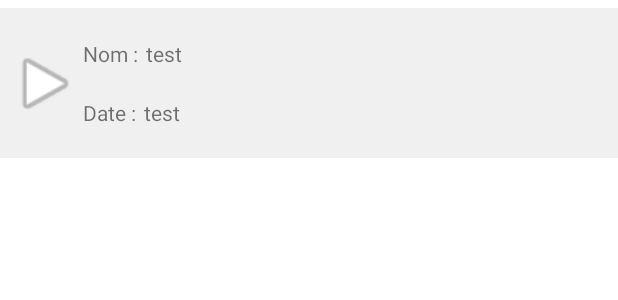
After one commit to hamzabm/rick-morty, an Android app: the layout episode_item.xml on its own in the app's theme, with its tools: preview values and no code run, on a phone screen of 412 x 824 dp. The commit adds this screen. Shown: the top 300 px of the screen. Run offline under Robolectric (Android 15) with nearby library versions, the phone set to English and light mode, and no system bars.

Commit message:
add episode list

```diff
--- a/app/src/main/java/com/uppa/rickmorty/network/Api.java
+++ b/app/src/main/java/com/uppa/rickmorty/network/Api.java
@@ -17,5 +17,5 @@ public interface Api {
         Call<Character> getInfo(@Path("idCharacter") String id);
 
         @GET("/api/characters/{idCharacter}/episodes")
-        Call<List<Episode>> getEpisodes(@Path("idCharacter") int id);
+        Call<List<Episode>> getEpisodes(@Path("idCharacter") String  id);
 }
--- a/app/src/main/java/com/uppa/rickmorty/room/dao/EpisodeDao.java
+++ b/app/src/main/java/com/uppa/rickmorty/room/dao/EpisodeDao.java
@@ -16,6 +16,10 @@ public interface EpisodeDao {
     @Query("SELECT * FROM episodes")
     List<Episode> getAll();
 
+    @Query("SELECT * FROM episodes where characterId= :id")
+    List<Episode> getAllById(String id);
+
+
     @Insert
     void insertAll(ArrayList<Episode> episodes);
 
--- /dev/null
+++ b/app/src/main/res/layout/episode_item.xml
@@ -0,0 +1,53 @@
+<?xml version="1.0" encoding="utf-8"?>
+<androidx.constraintlayout.widget.ConstraintLayout xmlns:android="http://schemas.android.com/apk/res/android"
+    android:layout_width="match_parent"
+    android:layout_height="100dp"
+    android:layout_marginTop="5dp"
+    android:background="#0F000000"
+    xmlns:app="http://schemas.android.com/apk/res-auto">
+<ImageView
+    app:layout_constraintTop_toTopOf="parent"
+    app:layout_constraintBottom_toBottomOf="parent"
+    android:id="@+id/logo"
+    android:src="@android:drawable/ic_media_play"
+    app:layout_constraintStart_toStartOf="parent"
+    android:layout_marginStart="5dp"
+    android:layout_width="50dp"
+    android:layout_height="50dp"/>
+    <TextView
+        android:layout_width="wrap_content"
+        android:id="@+id/labelname"
+        app:layout_constraintBottom_toTopOf="@id/labeldate"
+        app:layout_constraintTop_toTopOf="parent"
+        app:layout_constraintStart_toEndOf="@id/logo"
+        android:text="@string/name"
+        android:layout_height="wrap_content"/>
+    <TextView
+        android:layout_width="wrap_content"
+        app:layout_constraintTop_toBottomOf="@id/labelname"
+        app:layout_constraintStart_toEndOf="@id/logo"
+        android:id="@+id/labeldate"
+        android:text="@string/date"
+        app:layout_constraintBottom_toBottomOf="parent"
+        android:layout_height="wrap_content"/>
+    <TextView
+        android:id="@+id/name"
+        android:text="test"
+        android:layout_marginStart="5dp"
+        app:layout_constraintStart_toEndOf="@id/labelname"
+        app:layout_constraintTop_toTopOf="@id/labelname"
+        app:layout_constraintBottom_toBottomOf="@id/labelname"
+        android:layout_width="wrap_content"
+        android:layout_height="wrap_content"/>
+    <TextView
+        android:id="@+id/date"
+        android:text="test"
+        android:layout_marginStart="5dp"
+        app:layout_constraintStart_toEndOf="@id/labeldate"
+        app:layout_constraintTop_toTopOf="@id/labeldate"
+        app:layout_constraintBottom_toBottomOf="@id/labeldate"
+
+        android:layout_width="wrap_content"
+        android:layout_height="wrap_content"/>
+
+</androidx.constraintlayout.widget.ConstraintLayout>
--- a/app/src/main/res/values/strings.xml
+++ b/app/src/main/res/values/strings.xml
@@ -1,5 +1,7 @@
 <resources>
     <string name="app_name">Rick &amp; Morty</string>
     <string name="welcome">Bienvenue</string>
-    <string name="list_des_caract_res">“List des caractères</string>
+    <string name="list_des_caract_res">List des caractères</string>
+    <string name="name">Nom :</string>
+    <string name="date">Date :</string>
 </resources>
```
Also changed, not shown: app/src/main/java/com/uppa/rickmorty/CharacterDetailsActivity.java (+35 -2 lines), app/src/main/java/com/uppa/rickmorty/adapters/EpisodesAdapter.java (added, +42 -0 lines), app/src/main/java/com/uppa/rickmorty/viewholder/EpisodeViewHolder.java (added, +20 -0 lines), app/src/main/res/layout/activity_character_details.xml (+7 -0 lines).
